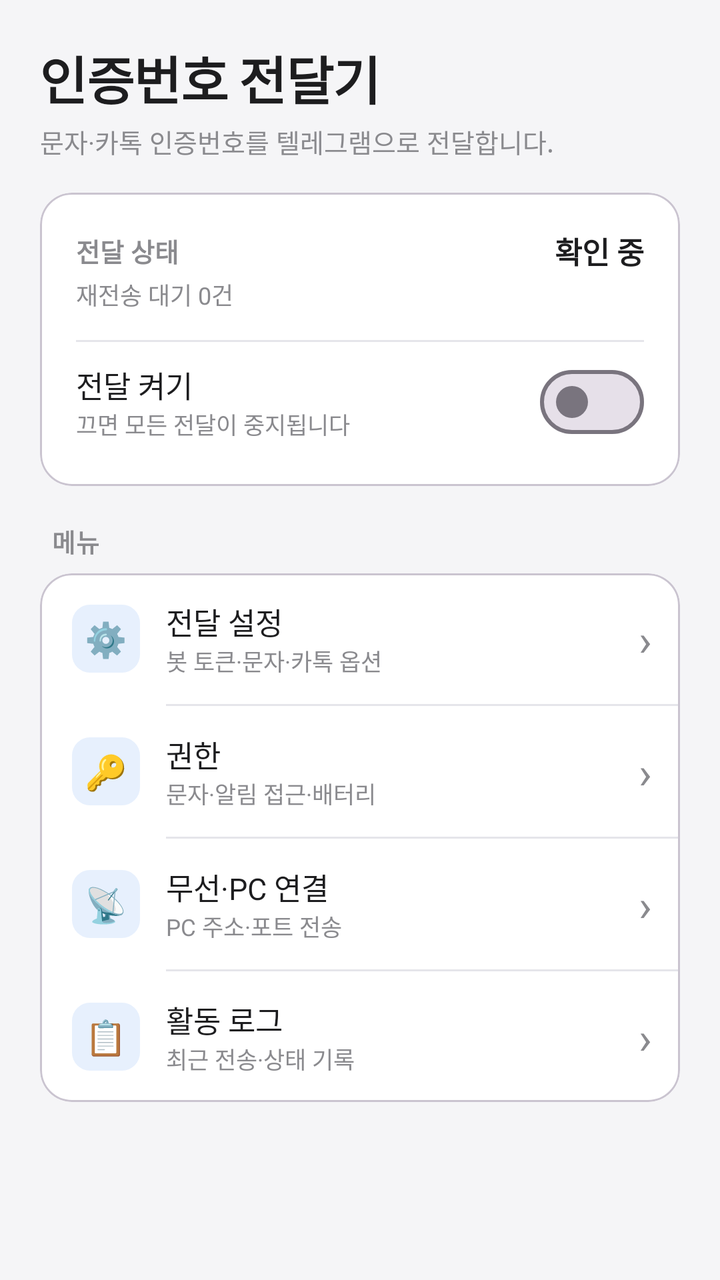
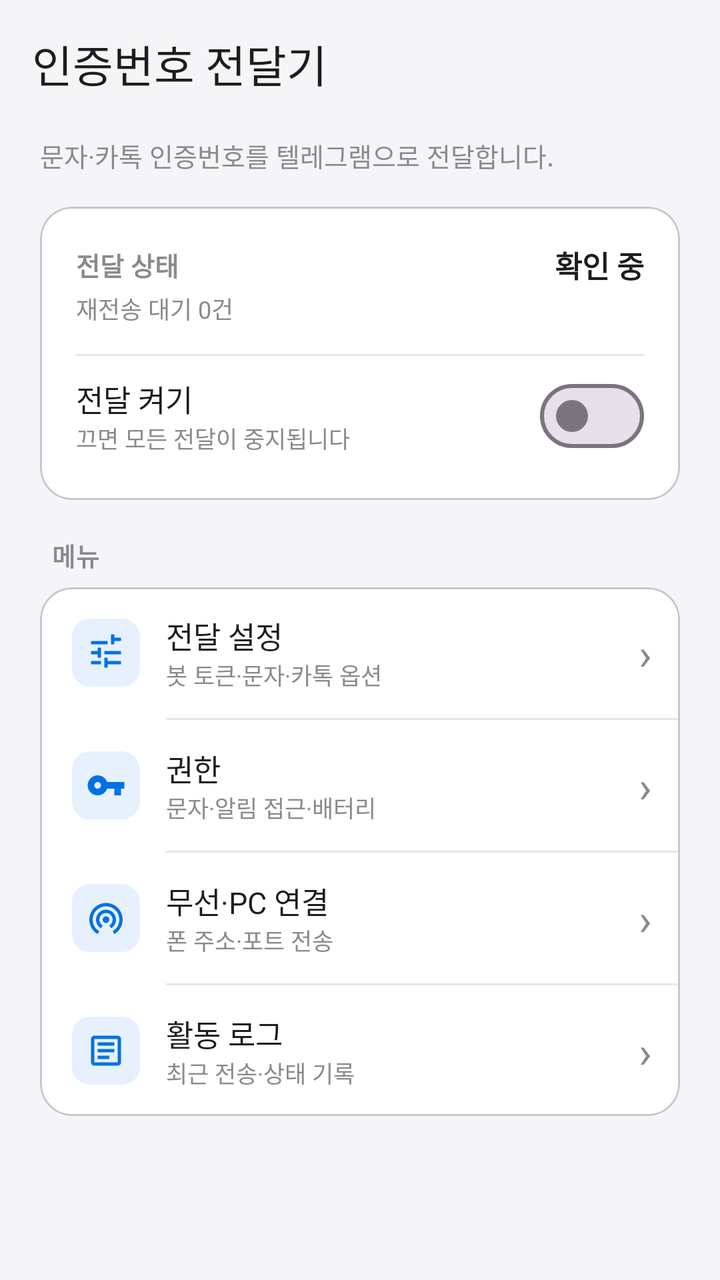

Screens rendered from an Android XML layout before and after an edit, with the pre-edit source and the edit as a unified diff.
<!-- AndroidManifest.xml: application theme Theme.OtpForwarder -->
<!-- res/layout/activity_main.xml -->
<?xml version="1.0" encoding="utf-8"?>
<ScrollView xmlns:android="http://schemas.android.com/apk/res/android"
    xmlns:app="http://schemas.android.com/apk/res-auto"
    android:layout_width="match_parent"
    android:layout_height="match_parent"
    android:fillViewport="true"
    android:background="@color/bg">

    <LinearLayout
        android:layout_width="match_parent"
        android:layout_height="wrap_content"
        android:orientation="vertical"
        android:padding="20dp">

        <TextView
            android:layout_width="wrap_content"
            android:layout_height="wrap_content"
            android:text="@string/app_name"
            android:textColor="@color/text"
            android:textSize="26sp"
            android:textStyle="bold"
            android:letterSpacing="-0.02" />

        <TextView
            android:layout_width="match_parent"
            android:layout_height="wrap_content"
            android:text="문자·카톡 인증번호를 텔레그램으로 전달합니다."
            android:textColor="@color/sub"
            android:textSize="13sp"
            android:paddingTop="3dp"
            android:paddingBottom="16dp" />

        
        <com.google.android.material.card.MaterialCardView style="@style/Card">

            <LinearLayout
                android:layout_width="match_parent"
                android:layout_height="wrap_content"
                android:orientation="vertical"
                android:padding="18dp">

                <LinearLayout
                    android:layout_width="match_parent"
                    android:layout_height="wrap_content"
                    android:orientation="horizontal"
                    android:gravity="center_vertical">

                    <TextView
                        android:layout_width="0dp"
                        android:layout_height="wrap_content"
                        android:layout_weight="1"
                        android:text="전달 상태"
                        android:textColor="@color/sub"
                        android:textSize="13sp"
                        android:textStyle="bold" />

                    <TextView
                        android:id="@+id/textStatusValue"
                        android:layout_width="wrap_content"
                        android:layout_height="wrap_content"
                        android:text="확인 중"
                        android:textColor="@color/text"
                        android:textSize="15sp"
                        android:textStyle="bold" />
                </LinearLayout>

                <TextView
                    android:id="@+id/textPending"
                    android:layout_width="match_parent"
                    android:layout_height="wrap_content"
                    android:text="재전송 대기 0건"
                    android:textColor="@color/sub"
                    android:textSize="12sp"
                    android:paddingTop="2dp" />

                <View
                    android:layout_width="match_parent"
                    android:layout_height="1dp"
                    android:background="@color/hair"
                    android:layout_marginTop="14dp"
                    android:layout_marginBottom="6dp" />

                <LinearLayout
                    android:layout_width="match_parent"
                    android:layout_height="wrap_content"
                    android:orientation="horizontal"
                    android:gravity="center_vertical">

                    <LinearLayout
                        android:layout_width="0dp"
                        android:layout_height="wrap_content"
                        android:layout_weight="1"
                        android:orientation="vertical">

                        <TextView
                            android:layout_width="wrap_content"
                            android:layout_height="wrap_content"
                            android:text="전달 켜기"
                            android:textColor="@color/text"
                            android:textSize="15sp" />

                        <TextView
                            android:layout_width="wrap_content"
                            android:layout_height="wrap_content"
                            android:text="끄면 모든 전달이 중지됩니다"
                            android:textColor="@color/sub"
                            android:textSize="11.5sp" />
                    </LinearLayout>

                    <com.google.android.material.materialswitch.MaterialSwitch
                        android:id="@+id/switchEnabled"
                        android:layout_width="wrap_content"
                        android:layout_height="wrap_content" />
                </LinearLayout>
            </LinearLayout>
        </com.google.android.material.card.MaterialCardView>

        <TextView style="@style/SectionLabel" android:text="메뉴" />

        
        <com.google.android.material.card.MaterialCardView style="@style/Card">

            <LinearLayout
                android:layout_width="match_parent"
                android:layout_height="wrap_content"
                android:orientation="vertical">

                <LinearLayout android:id="@+id/rowSettings" style="@style/NavRowContainer">
                    <TextView style="@style/NavTile" android:text="⚙️" />
                    <LinearLayout style="@style/NavTextBox">
                        <TextView style="@style/NavTitle" android:text="전달 설정" />
                        <TextView style="@style/NavSub" android:text="봇 토큰·문자·카톡 옵션" />
                    </LinearLayout>
                    <TextView style="@style/NavChevron" android:text="›" />
                </LinearLayout>

                <View style="@style/NavDivider" />

                <LinearLayout android:id="@+id/rowPerms" style="@style/NavRowContainer">
                    <TextView style="@style/NavTile" android:text="🔑" />
                    <LinearLayout style="@style/NavTextBox">
                        <TextView style="@style/NavTitle" android:text="권한" />
                        <TextView style="@style/NavSub" android:text="문자·알림 접근·배터리" />
                    </LinearLayout>
                    <TextView style="@style/NavChevron" android:text="›" />
                </LinearLayout>

                <View style="@style/NavDivider" />

                <LinearLayout android:id="@+id/rowWireless" style="@style/NavRowContainer">
                    <TextView style="@style/NavTile" android:text="📡" />
                    <LinearLayout style="@style/NavTextBox">
                        <TextView style="@style/NavTitle" android:text="무선·PC 연결" />
                        <TextView style="@style/NavSub" android:text="PC 주소·포트 전송" />
                    </LinearLayout>
                    <TextView style="@style/NavChevron" android:text="›" />
                </LinearLayout>

                <View style="@style/NavDivider" />

                <LinearLayout android:id="@+id/rowLog" style="@style/NavRowContainer">
                    <TextView style="@style/NavTile" android:text="📋" />
                    <LinearLayout style="@style/NavTextBox">
                        <TextView style="@style/NavTitle" android:text="활동 로그" />
                        <TextView style="@style/NavSub" android:text="최근 전송·상태 기록" />
                    </LinearLayout>
                    <TextView style="@style/NavChevron" android:text="›" />
                </LinearLayout>
            </LinearLayout>
        </com.google.android.material.card.MaterialCardView>

        <TextView
            android:id="@+id/textVersion"
            android:layout_width="match_parent"
            android:layout_height="wrap_content"
            android:gravity="center"
            android:textColor="@color/sub"
            android:textSize="11.5sp"
            android:paddingTop="20dp" />

    </LinearLayout>
</ScrollView>
<!-- resources referenced by this layout -->
<resources>
  <color name="bg">#F5F5F7</color>
  <color name="hair">#E5E5EA</color>
  <color name="sub">#8A8A8E</color>
  <color name="text">#1D1D1F</color>
  <string name="app_name">인증번호 전달기</string>
  <style name="NavTile">
          <item name="android:layout_width">34dp</item>
          <item name="android:layout_height">34dp</item>
          <item name="android:background">@drawable/tile_bg</item>
          <item name="android:gravity">center</item>
          <item name="android:textSize">17sp</item>
      </style>
  <style name="Theme.OtpForwarder" parent="Theme.Material3.Light.NoActionBar">
          <item name="colorPrimary">@color/accent</item>
          <item name="colorOnPrimary">@color/white</item>
          <item name="android:colorBackground">@color/bg</item>
          <item name="android:windowBackground">@color/bg</item>
          <item name="android:statusBarColor">@color/bg</item>
          <item name="android:navigationBarColor">@color/bg</item>
          <item name="android:windowLightStatusBar" tools:targetApi="m">true</item>
      </style>
  <color name="card">#FFFFFF</color>
  <color name="accent">#0071E3</color>
  <color name="white">#FFFFFF</color>
  <color name="tile_blue">#E7F0FD</color>
  <!-- unchanged entries left out for length: 9 -->
</resources>

<!-- the commit's change to res/layout/activity_main.xml (unified diff, before → after) -->
@@ -1,182 +1,190 @@
 <?xml version="1.0" encoding="utf-8"?>
-<ScrollView xmlns:android="http://schemas.android.com/apk/res/android"
+<LinearLayout xmlns:android="http://schemas.android.com/apk/res/android"
     xmlns:app="http://schemas.android.com/apk/res-auto"
+    android:id="@+id/root"
     android:layout_width="match_parent"
     android:layout_height="match_parent"
-    android:fillViewport="true"
+    android:orientation="vertical"
     android:background="@color/bg">
 
-    <LinearLayout
+    <com.google.android.material.appbar.MaterialToolbar
+        android:id="@+id/toolbar"
+        style="@style/TitleBar"
+        app:title="@string/app_name"
+        app:titleTextAppearance="@style/TextAppearance.Material3.TitleLarge" />
+
+    <ScrollView
         android:layout_width="match_parent"
-        android:layout_height="wrap_content"
-        android:orientation="vertical"
-        android:padding="20dp">
+        android:layout_height="0dp"
+        android:layout_weight="1"
+        android:fillViewport="true">
 
-        <TextView
-            android:layout_width="wrap_content"
-            android:layout_height="wrap_content"
-            android:text="@string/app_name"
-            android:textColor="@color/text"
-            android:textSize="26sp"
-            android:textStyle="bold"
-            android:letterSpacing="-0.02" />
-
-        <TextView
+        <LinearLayout
             android:layout_width="match_parent"
             android:layout_height="wrap_content"
-            android:text="문자·카톡 인증번호를 텔레그램으로 전달합니다."
-            android:textColor="@color/sub"
-            android:textSize="13sp"
-            android:paddingTop="3dp"
-            android:paddingBottom="16dp" />
+            android:orientation="vertical"
+            android:paddingStart="20dp"
+            android:paddingEnd="20dp"
+            android:paddingTop="4dp"
+            android:paddingBottom="20dp">
 
-        
-        <com.google.android.material.card.MaterialCardView style="@style/Card">
-
-            <LinearLayout
+            <TextView
                 android:layout_width="match_parent"
                 android:layout_height="wrap_content"
-                android:orientation="vertical"
-                android:padding="18dp">
+                android:text="문자·카톡 인증번호를 텔레그램으로 전달합니다."
+                android:textColor="@color/sub"
+                android:textSize="13sp"
+                android:paddingBottom="16dp" />
 
+            
+            <com.google.android.material.card.MaterialCardView style="@style/Card">
                 <LinearLayout
                     android:layout_width="match_parent"
                     android:layout_height="wrap_content"
-                    android:orientation="horizontal"
-                    android:gravity="center_vertical">
+                    android:orientation="vertical"
+                    android:padding="18dp">
+
+                    <LinearLayout
+                        android:layout_width="match_parent"
+                        android:layout_height="wrap_content"
+                        android:orientation="horizontal"
+                        android:gravity="center_vertical">
+
+                        <TextView
+                            android:layout_width="0dp"
+                            android:layout_height="wrap_content"
+                            android:layout_weight="1"
+                            android:text="전달 상태"
+                            android:textColor="@color/sub"
+                            android:textSize="13sp"
+                            android:textStyle="bold" />
+
+                        <TextView
+                            android:id="@+id/textStatusValue"
+                            android:layout_width="wrap_content"
+                            android:layout_height="wrap_content"
+                            android:text="확인 중"
+                            android:textColor="@color/text"
+                            android:textSize="15sp"
+                            android:textStyle="bold" />
+                    </LinearLayout>
 
                     <TextView
-                        android:layout_width="0dp"
+                        android:id="@+id/textPending"
+                        android:layout_width="match_parent"
                         android:layout_height="wrap_content"
-                        android:layout_weight="1"
-                        android:text="전달 상태"
+                        android:text="재전송 대기 0건"
                         android:textColor="@color/sub"
-                        android:textSize="13sp"
-                        android:textStyle="bold" />
+                        android:textSize="12sp"
+                        android:paddingTop="2dp" />
 
-                    <TextView
-                        android:id="@+id/textStatusValue"
-                        android:layout_width="wrap_content"
+                    <View
+                        android:layout_width="match_parent"
+                        android:layout_height="1dp"
+                        android:background="@color/hair"
+                        android:layout_marginTop="14dp"
+                        android:layout_marginBottom="6dp" />
+
+                    <LinearLayout
+                        android:layout_width="match_parent"
                         android:layout_height="wrap_content"
-                        android:text="확인 중"
-                        android:textColor="@color/text"
-                        android:textSize="15sp"
-                        android:textStyle="bold" />
+                        android:orientation="horizontal"
+                        android:gravity="center_vertical">
+
+                        <LinearLayout
+                            android:layout_width="0dp"
+                            android:layout_height="wrap_content"
+                            android:layout_weight="1"
+                            android:orientation="vertical">
+
+                            <TextView
+                                android:layout_width="wrap_content"
+                                android:layout_height="wrap_content"
+                                android:text="전달 켜기"
+                                android:textColor="@color/text"
+                                android:textSize="15sp" />
+
+                            <TextView
+                                android:layout_width="wrap_content"
+                                android:layout_height="wrap_content"
+                                android:text="끄면 모든 전달이 중지됩니다"
+                                android:textColor="@color/sub"
+                                android:textSize="11.5sp" />
+                        </LinearLayout>
+
+                        <com.google.android.material.materialswitch.MaterialSwitch
+                            android:id="@+id/switchEnabled"
+                            android:layout_width="wrap_content"
+                            android:layout_height="wrap_content" />
+                    </LinearLayout>
                 </LinearLayout>
+            </com.google.android.material.card.MaterialCardView>
 
-                <TextView
-                    android:id="@+id/textPending"
-                    android:layout_width="match_parent"
-                    android:layout_height="wrap_content"
-                    android:text="재전송 대기 0건"
-                    android:textColor="@color/sub"
-                    android:textSize="12sp"
-                    android:paddingTop="2dp" />
+            <TextView style="@style/SectionLabel" android:text="메뉴" />
 
-                <View
-                    android:layout_width="match_parent"
-                    android:layout_height="1dp"
-                    android:background="@color/hair"
-                    android:layout_marginTop="14dp"
-                    android:layout_marginBottom="6dp" />
-
+            <com.google.android.material.card.MaterialCardView style="@style/Card">
                 <LinearLayout
                     android:layout_width="match_parent"
                     android:layout_height="wrap_content"
-                    android:orientation="horizontal"
-                    android:gravity="center_vertical">
+                    android:orientation="vertical">
 
-                    <LinearLayout
-                        android:layout_width="0dp"
-                        android:layout_height="wrap_content"
-                        android:layout_weight="1"
-                        android:orientation="vertical">
-
-                        <TextView
-                            android:layout_width="wrap_content"
-                            android:layout_height="wrap_content"
-                            android:text="전달 켜기"
-                            android:textColor="@color/text"
-                            android:textSize="15sp" />
-
-                        <TextView
-                            android:layout_width="wrap_content"
-                            android:layout_height="wrap_content"
-                            android:text="끄면 모든 전달이 중지됩니다"
-                            android:textColor="@color/sub"
-                            android:textSize="11.5sp" />
+                    <LinearLayout android:id="@+id/rowSettings" style="@style/NavRowContainer">
+                        <ImageView style="@style/NavTileImg" android:src="@drawable/ic_settings"
+                            android:contentDescription="전달 설정" />
+                        <LinearLayout style="@style/NavTextBox">
+                            <TextView style="@style/NavTitle" android:text="전달 설정" />
+                            <TextView style="@style/NavSub" android:text="봇 토큰·문자·카톡 옵션" />
+                        </LinearLayout>
+                        <TextView style="@style/NavChevron" android:text="›" />
                     </LinearLayout>
 
-                    <com.google.android.material.materialswitch.MaterialSwitch
-                        android:id="@+id/switchEnabled"
-                        android:layout_width="wrap_content"
-                        android:layout_height="wrap_content" />
+                    <View style="@style/NavDivider" />
+
+                    <LinearLayout android:id="@+id/rowPerms" style="@style/NavRowContainer">
+                        <ImageView style="@style/NavTileImg" android:src="@drawable/ic_key"
+                            android:contentDescription="권한" />
+                        <LinearLayout style="@style/NavTextBox">
+                            <TextView style="@style/NavTitle" android:text="권한" />
+                            <TextView style="@style/NavSub" android:text="문자·알림 접근·배터리" />
+                        </LinearLayout>
+                        <TextView style="@style/NavChevron" android:text="›" />
+                    </LinearLayout>
+
+                    <View style="@style/NavDivider" />
+
+                    <LinearLayout android:id="@+id/rowWireless" style="@style/NavRowContainer">
+                        <ImageView style="@style/NavTileImg" android:src="@drawable/ic_wireless"
+                            android:contentDescription="무선·PC 연결" />
+                        <LinearLayout style="@style/NavTextBox">
+                            <TextView style="@style/NavTitle" android:text="무선·PC 연결" />
+                            <TextView style="@style/NavSub" android:text="폰 주소·포트 전송" />
+                        </LinearLayout>
+                        <TextView style="@style/NavChevron" android:text="›" />
+                    </LinearLayout>
+
+                    <View style="@style/NavDivider" />
+
+                    <LinearLayout android:id="@+id/rowLog" style="@style/NavRowContainer">
+                        <ImageView style="@style/NavTileImg" android:src="@drawable/ic_log"
+                            android:contentDescription="활동 로그" />
+                        <LinearLayout style="@style/NavTextBox">
+                            <TextView style="@style/NavTitle" android:text="활동 로그" />
+                            <TextView style="@style/NavSub" android:text="최근 전송·상태 기록" />
+                        </LinearLayout>
+                        <TextView style="@style/NavChevron" android:text="›" />
+                    </LinearLayout>
                 </LinearLayout>
-            </LinearLayout>
-        </com.google.android.material.card.MaterialCardView>
+            </com.google.android.material.card.MaterialCardView>
 
-        <TextView style="@style/SectionLabel" android:text="메뉴" />
-
-        
-        <com.google.android.material.card.MaterialCardView style="@style/Card">
-
-            <LinearLayout
+            <TextView
+                android:id="@+id/textVersion"
                 android:layout_width="match_parent"
                 android:layout_height="wrap_content"
-                android:orientation="vertical">
+                android:gravity="center"
+                android:textColor="@color/sub"
+                android:textSize="11.5sp"
+                android:paddingTop="20dp" />
 
-                <LinearLayout android:id="@+id/rowSettings" style="@style/NavRowContainer">
-                    <TextView style="@style/NavTile" android:text="⚙️" />
-                    <LinearLayout style="@style/NavTextBox">
-                        <TextView style="@style/NavTitle" android:text="전달 설정" />
-                        <TextView style="@style/NavSub" android:text="봇 토큰·문자·카톡 옵션" />
-                    </LinearLayout>
-                    <TextView style="@style/NavChevron" android:text="›" />
-                </LinearLayout>
-
-                <View style="@style/NavDivider" />
-
-                <LinearLayout android:id="@+id/rowPerms" style="@style/NavRowContainer">
-                    <TextView style="@style/NavTile" android:text="🔑" />
-                    <LinearLayout style="@style/NavTextBox">
-                        <TextView style="@style/NavTitle" android:text="권한" />
-                        <TextView style="@style/NavSub" android:text="문자·알림 접근·배터리" />
-                    </LinearLayout>
-                    <TextView style="@style/NavChevron" android:text="›" />
-                </LinearLayout>
-
-                <View style="@style/NavDivider" />
-
-                <LinearLayout android:id="@+id/rowWireless" style="@style/NavRowContainer">
-                    <TextView style="@style/NavTile" android:text="📡" />
-                    <LinearLayout style="@style/NavTextBox">
-                        <TextView style="@style/NavTitle" android:text="무선·PC 연결" />
-                        <TextView style="@style/NavSub" android:text="PC 주소·포트 전송" />
-                    </LinearLayout>
-                    <TextView style="@style/NavChevron" android:text="›" />
-                </LinearLayout>
-
-                <View style="@style/NavDivider" />
-
-                <LinearLayout android:id="@+id/rowLog" style="@style/NavRowContainer">
-                    <TextView style="@style/NavTile" android:text="📋" />
-                    <LinearLayout style="@style/NavTextBox">
-                        <TextView style="@style/NavTitle" android:text="활동 로그" />
-                        <TextView style="@style/NavSub" android:text="최근 전송·상태 기록" />
-                    </LinearLayout>
-                    <TextView style="@style/NavChevron" android:text="›" />
-                </LinearLayout>
-            </LinearLayout>
-        </com.google.android.material.card.MaterialCardView>
-
-        <TextView
-            android:id="@+id/textVersion"
-            android:layout_width="match_parent"
-            android:layout_height="wrap_content"
-            android:gravity="center"
-            android:textColor="@color/sub"
-            android:textSize="11.5sp"
-            android:paddingTop="20dp" />
-
-    </LinearLayout>
-</ScrollView>
+        </LinearLayout>
+    </ScrollView>
+</LinearLayout>
<!-- resource entries referenced after the edit -->
@@ -4,22 +4,62 @@
   <color name="hair">#E5E5EA</color>
   <color name="sub">#8A8A8E</color>
   <color name="text">#1D1D1F</color>
+  <!-- drawable ic_key (drawable) -->
+  <vector xmlns:android="http://schemas.android.com/apk/res/android"
+      android:width="24dp" android:height="24dp"
+      android:viewportWidth="24" android:viewportHeight="24"
+      android:tint="@color/accent">
+      <path android:fillColor="@android:color/white"
+          android:pathData="M12.65,10C11.83,7.67 9.61,6 7,6c-3.31,0 -6,2.69 -6,6s2.69,6 6,6c2.61,0 4.83,-1.67 5.65,-4H17v4h4v-4h2v-4H12.65zM7,14c-1.1,0 -2,-0.9 -2,-2s0.9,-2 2,-2 2,0.9 2,2 -0.9,2 -2,2z" />
+  </vector>
+  <!-- drawable ic_log (drawable) -->
+  <vector xmlns:android="http://schemas.android.com/apk/res/android"
+      android:width="24dp" android:height="24dp"
+      android:viewportWidth="24" android:viewportHeight="24"
+      android:tint="@color/accent">
+      <path android:fillColor="@android:color/white"
+          android:pathData="M19,5v14H5V5h14m0,-2H5c-1.1,0 -2,0.9 -2,2v14c0,1.1 0.9,2 2,2h14c1.1,0 2,-0.9 2,-2V5c0,-1.1 -0.9,-2 -2,-2zM14,17H7v-2h7v2zM17,13H7v-2h10v2zM17,9H7V7h10v2z" />
+  </vector>
+  <!-- drawable ic_settings (drawable) -->
+  <vector xmlns:android="http://schemas.android.com/apk/res/android"
+      android:width="24dp" android:height="24dp"
+      android:viewportWidth="24" android:viewportHeight="24"
+      android:tint="@color/accent">
+      <path android:fillColor="@android:color/white"
+          android:pathData="M3,17v2h6v-2H3zM3,5v2h10V5H3zM13,21v-2h8v-2h-8v-2h-2v6h2zM7,9v2H3v2h4v2h2V9H7zM21,13v-2H11v2h10zM15,7h2V5h4V3h-4V1h-2v6z" />
+  </vector>
+  <!-- drawable ic_wireless (drawable) -->
+  <vector xmlns:android="http://schemas.android.com/apk/res/android"
+      android:width="24dp" android:height="24dp"
+      android:viewportWidth="24" android:viewportHeight="24"
+      android:tint="@color/accent">
+      <path android:fillColor="@android:color/white"
+          android:pathData="M12,11c-1.1,0 -2,0.9 -2,2s0.9,2 2,2 2,-0.9 2,-2 -0.9,-2 -2,-2zM18,13c0,-3.31 -2.69,-6 -6,-6s-6,2.69 -6,6c0,2.22 1.21,4.15 3,5.19l1,-1.74c-1.19,-0.7 -2,-1.97 -2,-3.45 0,-2.21 1.79,-4 4,-4s4,1.79 4,4c0,1.48 -0.81,2.76 -2,3.45l1,1.74c1.79,-1.04 3,-2.97 3,-5.19zM12,3C6.48,3 2,7.48 2,13c0,3.7 2.01,6.92 4.99,8.65l1,-1.73C5.61,18.53 4,15.96 4,13c0,-4.42 3.58,-8 8,-8s8,3.58 8,8c0,2.96 -1.61,5.53 -4,6.92l1,1.73c2.98,-1.73 4.99,-4.95 4.99,-8.65C22,7.48 17.52,3 12,3z" />
+  </vector>
   <string name="app_name">인증번호 전달기</string>
-  <style name="NavTile">
+  <style name="NavTileImg">
           <item name="android:layout_width">34dp</item>
           <item name="android:layout_height">34dp</item>
           <item name="android:background">@drawable/tile_bg</item>
-          <item name="android:gravity">center</item>
-          <item name="android:textSize">17sp</item>
+          <item name="android:padding">7dp</item>
+          <item name="android:scaleType">fitCenter</item>
+      </style>
+  <style name="TitleBar">
+          <item name="android:layout_width">match_parent</item>
+          <item name="android:layout_height">?attr/actionBarSize</item>
+          <item name="android:background">@color/bg</item>
+          <item name="titleTextColor">@color/text</item>
+          <item name="titleCentered">false</item>
       </style>
   <style name="Theme.OtpForwarder" parent="Theme.Material3.Light.NoActionBar">
           <item name="colorPrimary">@color/accent</item>
           <item name="colorOnPrimary">@color/white</item>
           <item name="android:colorBackground">@color/bg</item>
           <item name="android:windowBackground">@color/bg</item>
-          <item name="android:statusBarColor">@color/bg</item>
-          <item name="android:navigationBarColor">@color/bg</item>
+          <item name="android:statusBarColor">@android:color/transparent</item>
+          <item name="android:navigationBarColor">@android:color/transparent</item>
           <item name="android:windowLightStatusBar" tools:targetApi="m">true</item>
+          <item name="android:windowLightNavigationBar" tools:targetApi="o_mr1">true</item>
       </style>
   <color name="card">#FFFFFF</color>
   <color name="accent">#0071E3</color>
